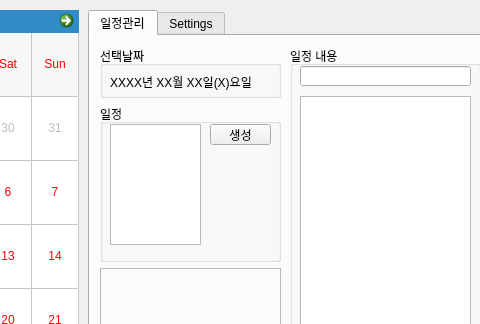
The window that Mkalendar.ui (gatherKnowledge/Mkalendar) describes before a commit, drawn with Qt 5; both pictures show x 312 to 792 and y 0 to 324 of the 916 by 489 pixel window.
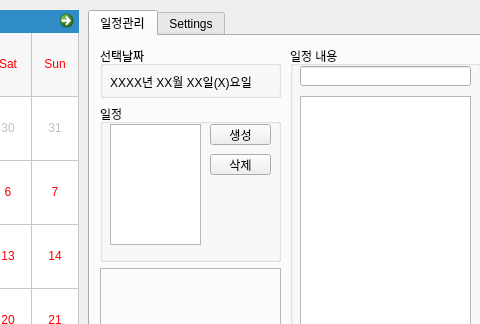
The same window after the commit.

```diff
--- a/Mkalendar.ui
+++ b/Mkalendar.ui
@@ -134,10 +134,19 @@
            <string>생성</string>
           </property>
          </widget>
-         <zorder>listWorkList</zorder>
-         <zorder>btnNewWork</zorder>
-         <zorder>frame</zorder>
-         <zorder>frame</zorder>
+         <widget class="QPushButton" name="btnDelWork">
+          <property name="geometry">
+           <rect>
+            <x>110</x>
+            <y>50</y>
+            <width>61</width>
+            <height>21</height>
+           </rect>
+          </property>
+          <property name="text">
+           <string>삭제</string>
+          </property>
+         </widget>
         </widget>
        </item>
        <item>
```
Left out of the diff: 6 changed lines with no effect on the pictures.
